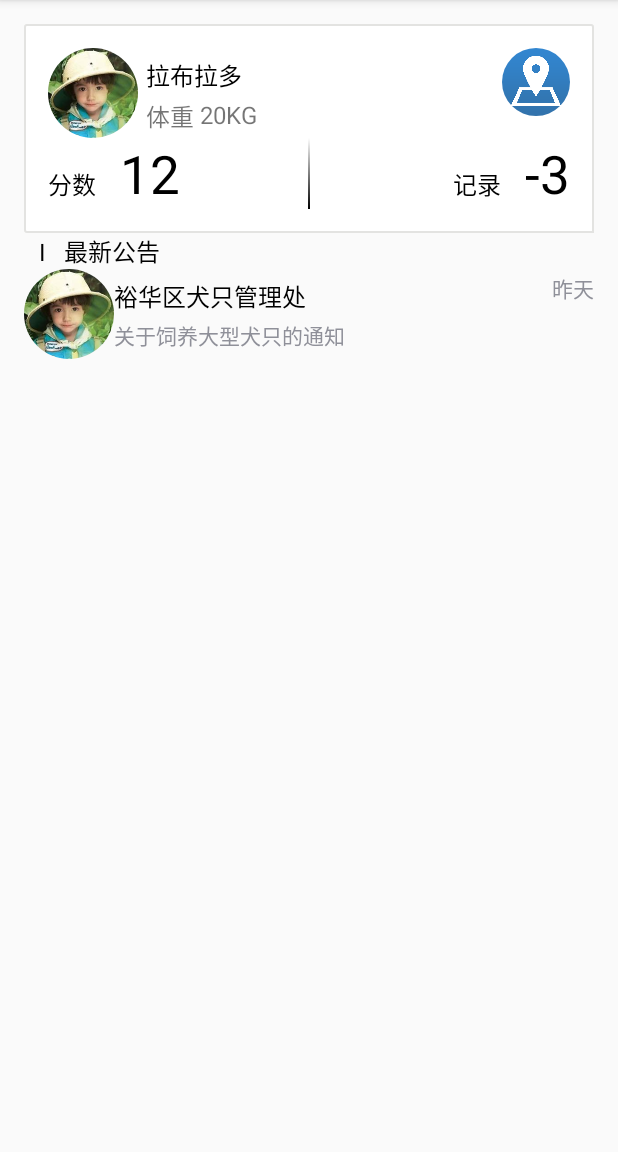
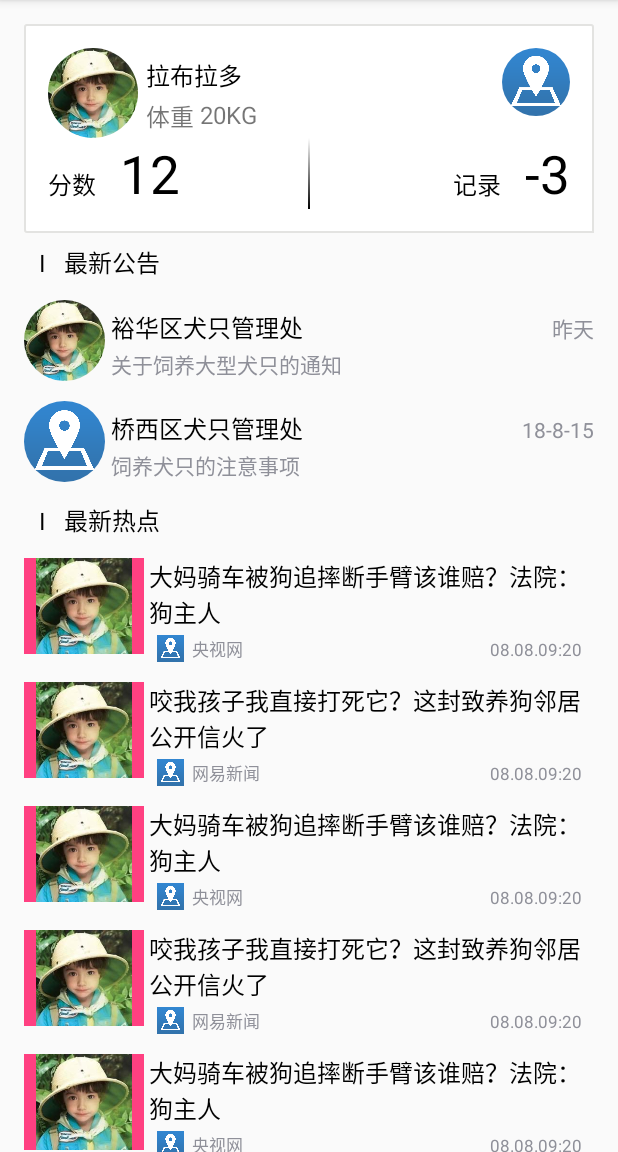
Before and after one commit to 1753762376/DogsManagerApp, an Android app: the screen it shows after launch (MainActivity), on a phone screen of 412 x 824 dp, the part 84-1236 px from its top. Run offline under Robolectric (Android 15) with nearby library versions, the phone set to English and light mode, and no system bars; our stand-ins replace CircleImageView.

Commit message:
2018/09/27

```diff
--- a/app/src/main/java/com/example/jack/dogsmaganerapp/Activity/MainActivity.java
+++ b/app/src/main/java/com/example/jack/dogsmaganerapp/Activity/MainActivity.java
@@ -4,11 +4,12 @@ package com.example.jack.dogsmaganerapp.Activity;
 import android.os.Bundle;
 import android.support.v7.widget.LinearLayoutManager;
 import android.support.v7.widget.RecyclerView;
-import android.widget.LinearLayout;
 
 import com.example.jack.dogsmaganerapp.R;
 import com.example.jack.dogsmaganerapp.object.Bulletin;
+import com.example.jack.dogsmaganerapp.object.New;
 import com.example.jack.dogsmaganerapp.user_defined_adapter.RecyBulletinAdapter;
+import com.example.jack.dogsmaganerapp.user_defined_adapter.RecyNewsAdapter;
 
 import java.util.ArrayList;
 import java.util.List;
@@ -21,7 +22,9 @@ import java.util.List;
 public class MainActivity extends BaseActivity {
 
     private List<Bulletin> bulletinsList;
-    private RecyclerView recy_bulletin;
+    private List<New> newsList;
+    private RecyclerView recy_bulletins;
+    private RecyclerView recy_news;
 
     @Override
     protected void onCreate(Bundle savedInstanceState) {
@@ -30,22 +33,58 @@ public class MainActivity extends BaseActivity {
 
 //        初始化bulletinList数据
         bulletinsList = initBulletinList();
+//        初始化newsList数据
+        newsList = initNewList();
 
 //        设置bulletinRecy，绑定adapter
         setBulletinRecy();
+//        设置bulletinRecy，绑定adapter
+        setNewsRecy();
 
     }
+//        设置bulletinRecy，绑定adapter
+    private void setNewsRecy() {
+        //        初始化recy
+        recy_news = (RecyclerView)findViewById(R.id.recy_new);
+//        设置recy布局方式为线性布局,默认垂直排列
+        LinearLayoutManager layoutManager = new LinearLayoutManager(this);
+        recy_news.setLayoutManager(layoutManager);
+//        创建adapter
+        RecyNewsAdapter adapter = new RecyNewsAdapter(newsList,getApplicationContext());
+        recy_news.setAdapter(adapter);
+    }
 
-    //        设置bulletinRecy，绑定adapter
+//        初始化bulletinList数据
+    private List<New> initNewList() {
+        List<New> news = new ArrayList<>();
+
+       for (int i = 0;i<10;i++){
+           news.add(new New(R.drawable.square_picture,
+                   R.drawable.map_picture,
+                   R.string.new_title_1,
+                   R.string.new_time_1,
+                   R.string.new_from_1));
+
+           news.add(new New(R.drawable.square_picture,
+                   R.drawable.map_picture,
+                   R.string.new_title_2,
+                   R.string.new_time_2,
+                   R.string.new_from_2));
+
+       }
+        return news;
+    }
+
+//        设置bulletinRecy，绑定adapter
     private void setBulletinRecy() {
 //        初始化recy
-        recy_bulletin = (RecyclerView)findViewById(R.id.recy_bulletin);
+        recy_bulletins = (RecyclerView)findViewById(R.id.recy_bulletin);
 //        设置recy布局方式为线性布局,默认垂直排列
         LinearLayoutManager layoutManager = new LinearLayoutManager(this);
-        recy_bulletin.setLayoutManager(layoutManager);
+        recy_bulletins.setLayoutManager(layoutManager);
 //        创建adapter
         RecyBulletinAdapter adapter = new RecyBulletinAdapter(bulletinsList,getApplicationContext());
-        recy_bulletin.setAdapter(adapter);
+        recy_bulletins.setAdapter(adapter);
 
     }
 
--- /dev/null
+++ b/app/src/main/java/com/example/jack/dogsmaganerapp/object/New.java
@@ -0,0 +1,62 @@
+package com.example.jack.dogsmaganerapp.object;
+
+public class New {
+
+    private int imag_new_icon,imag_new_from,
+                    tv_new_title,tv_new_from,tv_new_time;
+
+    //    初始化全部属性构造函数
+    public New(int icon,int imag_from,int title,int time,int from){
+        imag_new_icon = icon;
+        imag_new_from = imag_from;
+        tv_new_title = title;
+        tv_new_time = time;
+        tv_new_from = from;
+    }
+
+    public int getImag_new_icon() {
+        return imag_new_icon;
+    }
+
+    public int getImag_new_from() {
+        return imag_new_from;
+    }
+
+    public int getTv_new_title() {
+        return tv_new_title;
+    }
+
+    public int getTv_new_from() {
+        return tv_new_from;
+    }
+
+    public int getTv_new_time() {
+        return tv_new_time;
+    }
+
+    public void setImag_new_icon(int imag_new_icon) {
+        this.imag_new_icon = imag_new_icon;
+    }
+
+    public void setImag_new_from(int imag_new_from) {
+        this.imag_new_from = imag_new_from;
+    }
+
+    public void setTv_new_title(int tv_new_title) {
+        this.tv_new_title = tv_new_title;
+    }
+
+    public void setTv_new_from(int tv_new_from) {
+        this.tv_new_from = tv_new_from;
+    }
+
+    public void setTv_new_time(int tv_new_time) {
+        this.tv_new_time = tv_new_time;
+    }
+
+    @Override
+    public String toString() {
+        return "新闻图片："+imag_new_icon+";新闻标题："+tv_new_title +
+                ";新闻时间："+tv_new_time+";新闻出处："+tv_new_from+";出处图标："+imag_new_from;
+    }
+}
--- /dev/null
+++ b/app/src/main/java/com/example/jack/dogsmaganerapp/user_defined_adapter/RecyNewsAdapter.java
@@ -0,0 +1,79 @@
+package com.example.jack.dogsmaganerapp.user_defined_adapter;
+
+import android.content.Context;
+import android.support.v7.widget.RecyclerView;
+import android.view.LayoutInflater;
+import android.view.View;
+import android.view.ViewGroup;
+import android.widget.ImageView;
+import android.widget.TextView;
+import com.example.jack.dogsmaganerapp.R;
+import com.example.jack.dogsmaganerapp.object.New;
+
+import java.util.List;
+
+//继承自Recy.Adapter，指定泛型为创建好的内部类ViewHolder
+public class RecyNewsAdapter extends RecyclerView.Adapter<RecyNewsAdapter.ViewHolder>{
+
+    //    内部类viewHolder,里面放着recy列表单项的布局控件
+    static class ViewHolder extends RecyclerView.ViewHolder{
+
+        private ImageView imag_new_icon,imag_new_from;
+        private TextView tv_new_title,tv_new_from,tv_new_time;
+
+        public ViewHolder(View itemView) {
+            super(itemView);
+
+            //        初始化单项控件
+            imag_new_icon = (ImageView) itemView.findViewById(R.id.imag_new);
+            imag_new_from = (ImageView) itemView.findViewById(R.id.imag_new_from);
+            tv_new_title = (TextView)itemView.findViewById(R.id.tv_new_title);
+            tv_new_from = (TextView)itemView.findViewById(R.id.tv_new_from);
+            tv_new_time = (TextView)itemView.findViewById(R.id.tv_new_time);
+
+
+        }
+    }
+
+    private List<New> newsList;
+    private Context context;
+
+    //    Adapter构造方法，构造时将放着公告对象的list,和上下文传入
+    public RecyNewsAdapter(List bulletins,Context context){
+        newsList = bulletins;
+        this.context = context;
+    }
+
+    //    创建ViewHolder（模板），
+//      构造视图时调用，这里在构造视图时通过LayoutInflate添加item子项布局创建view，
+//          传给viewholder构造函数
+    @Override
+    public ViewHolder onCreateViewHolder(ViewGroup parent, int viewType) {
+
+        View view = LayoutInflater.from(context).inflate(R.layout.item_recy_news,parent,false);
+        ViewHolder viewHolder = new ViewHolder(view);
+
+        return viewHolder;
+    }
+
+    //    下滑列表出现新视图是调用该方法，这里调用方法时为视图赋值
+    @Override
+    public void onBindViewHolder(ViewHolder holder, int position) {
+
+//        获得列表对应位置的bulletin
+       New myNew = newsList.get(position);
+//        设置视图
+        holder.imag_new_icon.setImageResource(myNew.getImag_new_icon());
+        holder.imag_new_from.setImageResource(myNew.getImag_new_from());
+        holder.tv_new_title.setText(myNew.getTv_new_title());
+        holder.tv_new_from.setText(myNew.getTv_new_from());
+        holder.tv_new_time.setText(myNew.getTv_new_time());
+    }
+
+    @Override
+    public int getItemCount() {
+        return newsList.size();
+    }
+
+
+}
--- a/app/src/main/res/layout/activity_main.xml
+++ b/app/src/main/res/layout/activity_main.xml
@@ -147,6 +147,10 @@
 
     </RelativeLayout>
 
+    <View
+        android:layout_width="match_parent"
+        android:layout_height="7dp"/>
+
     <!--公告栏-->
     <LinearLayout
         android:layout_width="match_parent"
@@ -161,6 +165,7 @@
             android:textColor="@color/colorBlack"
             android:text="I   最新公告"
             android:textSize="16sp"
+            android:layout_marginBottom="13dp"
             />
 
         <android.support.v7.widget.RecyclerView
@@ -170,4 +175,30 @@
 
     </LinearLayout>
 
+    <!--新闻列表-->
+    <LinearLayout
+        android:layout_width="match_parent"
+        android:layout_height="0dp"
+        android:layout_weight="1"
+        android:orientation="vertical">
+
+        <!--公告栏标题-->
+        <TextView
+            android:layout_width="match_parent"
+            android:layout_height="wrap_content"
+            android:paddingLeft="10dp"
+            android:textColor="@color/colorBlack"
+            android:text="I   最新热点"
+            android:textSize="16sp"
+            android:layout_marginBottom="13dp"
+            />
+
+        <android.support.v7.widget.RecyclerView
+            android:id="@+id/recy_new"
+            android:layout_width="match_parent"
+            android:layout_height="match_parent" />
+
+    </LinearLayout>
+
+
 </LinearLayout>
--- a/app/src/main/res/layout/item_recy_bulletin.xml
+++ b/app/src/main/res/layout/item_recy_bulletin.xml
@@ -2,12 +2,14 @@
 <RelativeLayout
     xmlns:android="http://schemas.android.com/apk/res/android"
     android:layout_width="match_parent"
-    android:layout_height="match_parent">
+    android:layout_height="wrap_content"
+    android:layout_marginBottom="13dp">
 
     <!--部门icon-->
     <com.example.jack.dogsmaganerapp.user_defined_view.CircleImageView
-        android:layout_width="60dp"
-        android:layout_height="60dp"
+        android:layout_width="54dp"
+        android:layout_height="54dp"
+        android:layout_marginRight="4dp"
         android:id="@+id/image_bulletin_icon"
         android:src="@drawable/square_picture"/>
 
@@ -17,6 +19,8 @@
         android:layout_width="match_parent"
         android:layout_height="wrap_content"
         android:orientation="horizontal"
+        android:layout_marginTop="6dp"
+        android:layout_marginBottom="2dp"
         android:layout_toRightOf="@+id/image_bulletin_icon">
 
         <!--公告部门名字-->
@@ -25,8 +29,6 @@
             android:layout_width="wrap_content"
             android:layout_height="wrap_content"
             android:textSize="16sp"
-            android:layout_marginBottom="3dp"
-            android:layout_marginTop="6dp"
             android:text="裕华区犬只管理处"
             android:textColor="@color/colorBlack"/>
 
@@ -40,7 +42,8 @@
             android:layout_width="wrap_content"
             android:layout_height="wrap_content"
             android:textSize="14sp"
-            android:text="昨天"/>
+            android:text="昨天"
+            android:gravity="bottom"/>
 
     </LinearLayout>
 
@@ -58,6 +61,7 @@
             android:layout_width="wrap_content"
             android:layout_height="wrap_content"
             android:textSize="14sp"
+            android:gravity="bottom"
             android:text="关于饲养大型犬只的通知"/>
     </LinearLayout>
 
--- /dev/null
+++ b/app/src/main/res/layout/item_recy_news.xml
@@ -0,0 +1,67 @@
+<?xml version="1.0" encoding="utf-8"?>
+<RelativeLayout
+    xmlns:android="http://schemas.android.com/apk/res/android"
+    android:layout_width="match_parent"
+    android:layout_height="wrap_content"
+    android:orientation="vertical"
+    android:layout_marginBottom="13dp">
+
+    <ImageView
+        android:layout_width="80dp"
+        android:layout_height="64dp"
+        android:id="@+id/imag_new"
+        android:background="@color/colorAccent"
+        android:layout_marginRight="3dp"/>
+
+    <TextView
+        android:layout_width="match_parent"
+        android:layout_height="wrap_content"
+        android:id="@+id/tv_new_title"
+        android:maxLines="2"
+        android:textSize="16sp"
+        android:text="大妈骑车被狗追摔断手臂该谁赔？法院：狗主人"
+        android:textColor="@color/colorBlack"
+        android:layout_toRightOf="@+id/imag_new"
+        />
+
+    <LinearLayout
+        android:layout_width="match_parent"
+        android:layout_height="wrap_content"
+        android:orientation="horizontal"
+        android:layout_toRightOf="@+id/imag_new"
+        android:layout_below="@+id/tv_new_title"
+        android:layout_marginTop="3dp">
+        <ImageView
+            android:layout_width="18dp"
+            android:layout_height="18dp"
+            android:id="@+id/imag_new_from"
+            android:src="@drawable/square_picture"
+            android:layout_marginRight="5dp"
+            android:layout_marginLeft="5dp"/>
+        <TextView
+            android:layout_width="wrap_content"
+            android:layout_height="wrap_content"
+            android:id="@+id/tv_new_from"
+            android:text="央视网"
+            android:textSize="11sp"
+            android:layout_gravity="bottom"/>
+        <View
+            android:layout_width="0dp"
+            android:layout_height="1dp"
+            android:layout_weight="1"/>
+        <TextView
+            android:layout_width="wrap_content"
+            android:layout_height="wrap_content"
+            android:id="@+id/tv_new_time"
+            android:text="08.08.09:20"
+            android:textSize="11sp"
+            android:layout_gravity="bottom"
+            android:layout_marginRight="8dp"/>
+
+
+    </LinearLayout>
+
+
+
+
+</RelativeLayout>
--- a/app/src/main/res/values/strings.xml
+++ b/app/src/main/res/values/strings.xml
@@ -6,4 +6,10 @@
     <string name="bulletin_title_2">饲养犬只的注意事项</string>
     <string name="bulletin_time_1">昨天</string>
     <string name="bulletin_time_2">18-8-15</string>
+    <string name="new_title_1">大妈骑车被狗追摔断手臂该谁赔？法院：狗主人</string>
+    <string name="new_from_1">央视网</string>
+    <string name="new_time_1">08.08.09:20</string>
+    <string name="new_title_2">咬我孩子我直接打死它？这封致养狗邻居公开信火了</string>
+    <string name="new_from_2">网易新闻</string>
+    <string name="new_time_2">08.08.09:20</string>
 </resources>
```
Also changed, not shown: 1 other file.
